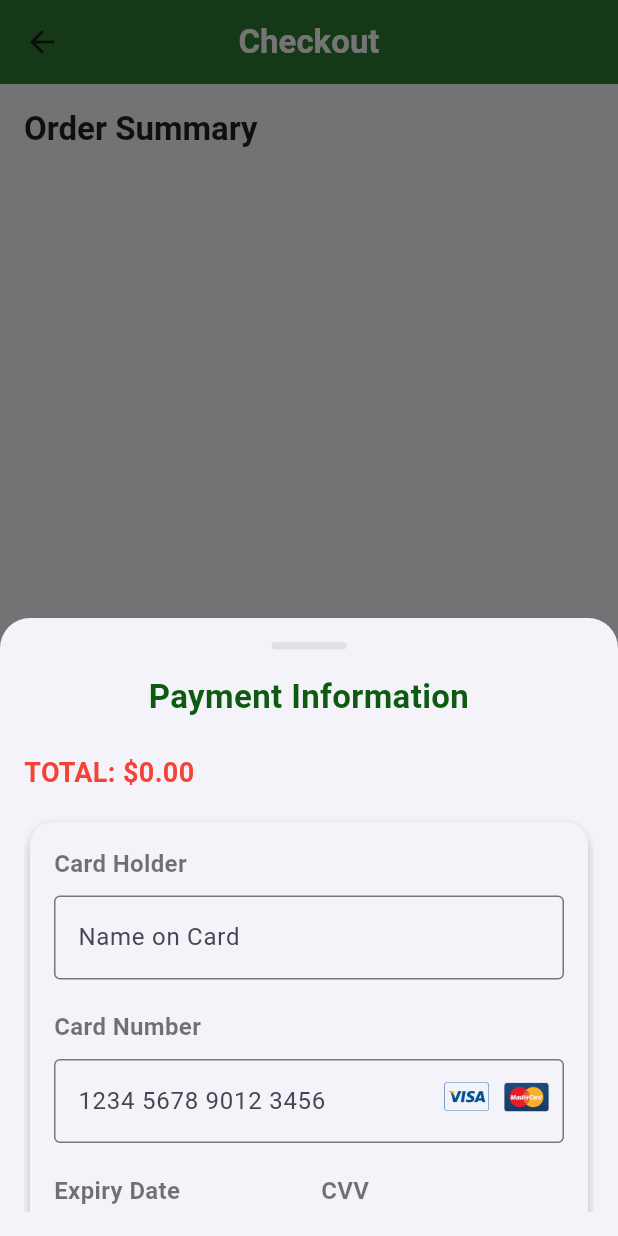
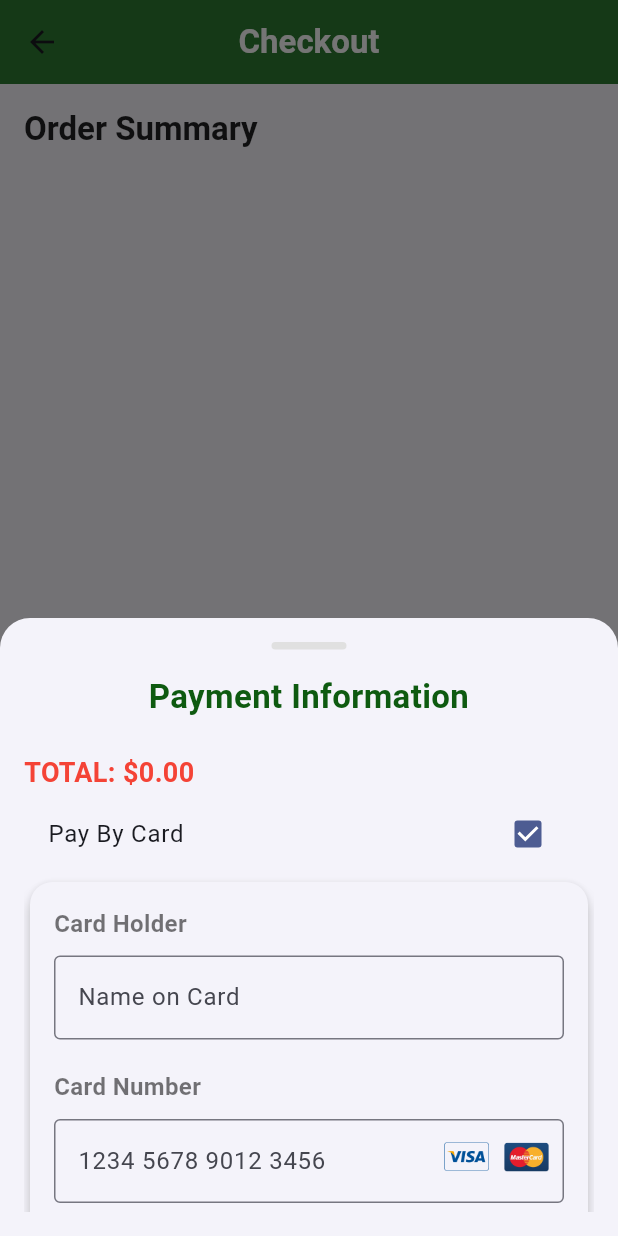
Before and after one commit to Visal06/ecommerceapp, a Flutter app: the CheckoutPage screen opened directly with empty values, after a tap on "Complete Purchase", on a phone screen of 412 x 824 dp. Run offline on Flutter 3.47's test engine with Material 3 defaults, Android fonts, the phone set to English and light mode, and no system bars; our stand-ins replace badges, connectivity_plus, flutter_image_slideshow, flutter_widget_from_html, google_maps_flutter, image_picker and 3 more; missing offline and left inert: email_otp, flutter_barcode_scanner; accounts and stored records are empty.

Commit message:
latest update

```diff
--- a/lib/api/api_service.dart
+++ b/lib/api/api_service.dart
@@ -10,4 +10,5 @@ class ApiService {
   static const String getAllProducts = "$base/app/product/getllProducts/";
   static const String getAllCategory = "$base/app/product/getallCategories/";
   static const String getAllOnboard = "$base/app/product/getallOnboard/";
+  static const String payment = "$base/app/payment/";
 }
--- /dev/null
+++ b/lib/model/request/paymentrequest.dart
@@ -0,0 +1,48 @@
+import 'package:mycourse_flutter/model/cart_item.dart';
+
+class PaymentRequest {
+  final String holdername;
+  final String acc;
+  final String dates;
+  final String cvc;
+  final String amount;
+  final String address;
+  final String payby;
+  final List<CartItem> product;
+
+  PaymentRequest({
+    required this.holdername,
+    required this.acc,
+    required this.dates,
+    required this.cvc,
+    required this.amount,
+    required this.address,
+    required this.payby,
+    required this.product,
+  });
+
+  Map<String, dynamic> toJson() {
+    return {
+      'holdername': holdername,
+      'acc': acc,
+      'dates': dates,
+      'cvc': cvc,
+      'amount': amount,
+      'address': address,
+      'payby': payby,
+      'product': product
+    };
+  }
+
+  factory PaymentRequest.formJson(Map<String, dynamic> json) {
+    return PaymentRequest(
+        holdername: json['holdername'],
+        acc: json['acc'],
+        dates: json['dates'],
+        cvc: json['cvc'],
+        amount: json['amount'],
+        address: json['address'],
+        payby: json['payby'],
+        product: json['product']);
+  }
+}
--- /dev/null
+++ b/lib/screen/cart/logic/paymentview.dart
@@ -0,0 +1,5 @@
+abstract class Paymentview {
+  void onLoading(bool loading);
+  void onMessage(String str);
+  void onPayment();
+}
--- a/lib/screen/cart/screen/checkoutpage.dart
+++ b/lib/screen/cart/screen/checkoutpage.dart
@@ -1,6 +1,12 @@
+import 'dart:convert';
+
 import 'package:flutter/material.dart';
 import 'package:flutter/services.dart'; // For input formatting
+import 'package:mycourse_flutter/config/card.dart';
 import 'package:mycourse_flutter/model/cart_item.dart';
+import 'package:mycourse_flutter/model/request/paymentrequest.dart';
+import 'package:mycourse_flutter/screen/cart/logic/paymentpresentor.dart';
+import 'package:mycourse_flutter/screen/cart/logic/paymentview.dart';
 
 // The main widget class for the CheckoutPage
 class CheckoutPage extends StatefulWidget {
@@ -14,18 +20,35 @@ class CheckoutPage extends StatefulWidget {
   });
 
   @override
+  // ignore: library_private_types_in_public_api
   _CheckoutPageState createState() => _CheckoutPageState();
 }
 
 // State class for CheckoutPage, where the stateful behavior is implemented
-class _CheckoutPageState extends State<CheckoutPage> {
+class _CheckoutPageState extends State<CheckoutPage> implements Paymentview {
   // Controllers for text fields used for input
-  final TextEditingController nameController = TextEditingController();
-  final TextEditingController cardNumberController = TextEditingController();
-  final TextEditingController expiryDateController = TextEditingController();
-  final TextEditingController cvvController = TextEditingController();
+  TextEditingController nameController = TextEditingController();
+  TextEditingController cardNumberController = TextEditingController();
+  TextEditingController expiryDateController = TextEditingController();
+  TextEditingController cvvController = TextEditingController();
+  TextEditingController txtaddess = TextEditingController();
 
+  late AddToCard card;
+  late bool isLoading = false;
+  late String message = "";
+  late Paymentpresentor presenter;
+  late bool ispaymentprocess = true;
+
+  bool isPayByDeliveryChecked = false;
+  bool isCashByCardChecked = true;
   // Dispose method is called to release resources when the widget is removed
+  @override
+  void initState() {
+    super.initState();
+    presenter = Paymentpresentor(this);
+    card = AddToCard();
+  }
+
   @override
   void dispose() {
     nameController.dispose();
@@ -50,8 +73,15 @@ class _CheckoutPageState extends State<CheckoutPage> {
           fontSize: 22.0,
         ),
       ),
-      body: Padding(
-        padding: const EdgeInsets.all(16.0), // Padding around the main body
+      body: isLoading
+          ? const CircularProgressIndicator()
+          : message != ""
+              ? Center(
+                  child: Text(message),
+                )
+              : Padding(
+                  padding: const EdgeInsets.all(
+                      16.0), // Padding around the main body
                   child: Column(
                     crossAxisAlignment:
                         CrossAxisAlignment.start, // Aligns content to the start
@@ -68,11 +98,14 @@ class _CheckoutPageState extends State<CheckoutPage> {
                       // Expanded widget ensures the list occupies the remaining space
                       Expanded(
                         child: ListView.builder(
-                itemCount: widget.items.length, // Number of cart items
+                          itemCount:
+                              widget.items.length, // Number of cart items
                           itemBuilder: (context, index) {
-                  final item = widget.items[index]; // Current cart item
+                            final item =
+                                widget.items[index]; // Current cart item
                             return Padding(
-                    padding: const EdgeInsets.symmetric(vertical: 8.0),
+                              padding:
+                                  const EdgeInsets.symmetric(vertical: 8.0),
                               child: Container(
                                 decoration: BoxDecoration(
                                   color: Colors.white,
@@ -82,24 +115,27 @@ class _CheckoutPageState extends State<CheckoutPage> {
                                       color: Colors.grey.withOpacity(0.3),
                                       blurRadius: 8.0,
                                       spreadRadius: 2.0,
-                            offset: const Offset(0, 4), // Shadow settings
+                                      offset:
+                                          const Offset(0, 4), // Shadow settings
                                     ),
                                   ],
                                 ),
                                 child: ListTile(
                                   leading: ClipRRect(
-                          borderRadius:
-                              BorderRadius.circular(12.0), // Rounded image
+                                    borderRadius: BorderRadius.circular(
+                                        12.0), // Rounded image
                                     child: Image.network(
                                       item.imageurl, // Image of the cart item
                                       width: 60,
                                       height: 60,
-                            fit: BoxFit.cover, // Ensures image is not stretched
+                                      fit: BoxFit
+                                          .cover, // Ensures image is not stretched
                                     ),
                                   ),
                                   // Display the name and total of each item
                                   title: Row(
-                          mainAxisAlignment: MainAxisAlignment.spaceBetween,
+                                    mainAxisAlignment:
+                                        MainAxisAlignment.spaceBetween,
                                     children: [
                                       Expanded(
                                         child: Text(
@@ -148,7 +184,8 @@ class _CheckoutPageState extends State<CheckoutPage> {
                           color: Colors.black87,
                         ),
                       ),
-            const SizedBox(height: 32.0), // Space before the purchase button
+                      const SizedBox(
+                          height: 32.0), // Space before the purchase button
                       // Button to trigger the payment bottom sheet
                       Center(
                         child: ElevatedButton(
@@ -161,8 +198,8 @@ class _CheckoutPageState extends State<CheckoutPage> {
                           },
                           style: ElevatedButton.styleFrom(
                             backgroundColor: Colors.green.shade800,
-                  padding:
-                      const EdgeInsets.symmetric(horizontal: 60, vertical: 16),
+                            padding: const EdgeInsets.symmetric(
+                                horizontal: 60, vertical: 16),
                             shape: RoundedRectangleBorder(
                               borderRadius: BorderRadius.circular(25.0),
                             ),
@@ -238,9 +275,21 @@ class _CheckoutPageState extends State<CheckoutPage> {
                   ),
                   textAlign: TextAlign.left, // Center the total amount
                 ),
-                const SizedBox(height: 16.0),
-                // Card widget containing payment input fields
-                Card(
+// The main widget class for the CheckoutPage
+                CheckboxListTile(
+                  title: const Text("Pay By Card"),
+                  value: isCashByCardChecked,
+                  onChanged: (value) {
+                    setState(() {
+                      isCashByCardChecked = value ?? false;
+                      if (isCashByCardChecked) {
+                        isPayByDeliveryChecked = false;
+                      }
+                    });
+                  },
+                ),
+                isCashByCardChecked
+                    ? Card(
                         elevation: 4, // Shadow effect
                         shape: RoundedRectangleBorder(
                           borderRadius: BorderRadius.circular(15),
@@ -248,8 +297,8 @@ class _CheckoutPageState extends State<CheckoutPage> {
                         child: Padding(
                           padding: const EdgeInsets.all(16.0),
                           child: Column(
-                      crossAxisAlignment:
-                          CrossAxisAlignment.start, // Align fields to the left
+                            crossAxisAlignment: CrossAxisAlignment
+                                .start, // Align fields to the left
                             children: [
                               const Text(
                                 'Card Holder', // Label for cardholder's name
@@ -260,7 +309,8 @@ class _CheckoutPageState extends State<CheckoutPage> {
                                 ),
                               ),
                               const SizedBox(
-                            height: 10), // Space between label and text field
+                                  height:
+                                      10), // Space between label and text field
                               // Text field for the cardholder's name
                               TextField(
                                 controller: nameController,
@@ -328,7 +378,8 @@ class _CheckoutPageState extends State<CheckoutPage> {
                                   // Expiry date input field
                                   Expanded(
                                     child: Column(
-                                crossAxisAlignment: CrossAxisAlignment.start,
+                                      crossAxisAlignment:
+                                          CrossAxisAlignment.start,
                                       children: [
                                         const Text(
                                           'Expiry Date',
@@ -343,7 +394,8 @@ class _CheckoutPageState extends State<CheckoutPage> {
                                           controller: expiryDateController,
                                           keyboardType: TextInputType.datetime,
                                           inputFormatters: [
-                                      FilteringTextInputFormatter.digitsOnly,
+                                            FilteringTextInputFormatter
+                                                .digitsOnly,
                                             LengthLimitingTextInputFormatter(
                                                 4), // Max 4 digits
                                             ExpiryDateInputFormatter(), // Custom formatter
@@ -360,7 +412,8 @@ class _CheckoutPageState extends State<CheckoutPage> {
                                   // CVV input field
                                   Expanded(
                                     child: Column(
-                                crossAxisAlignment: CrossAxisAlignment.start,
+                                      crossAxisAlignment:
+                                          CrossAxisAlignment.start,
                                       children: [
                                         const Text(
                                           'CVV',
@@ -375,7 +428,8 @@ class _CheckoutPageState extends State<CheckoutPage> {
                                           controller: cvvController,
                                           keyboardType: TextInputType.number,
                                           inputFormatters: [
-                                      FilteringTextInputFormatter.digitsOnly,
+                                            FilteringTextInputFormatter
+                                                .digitsOnly,
                                             LengthLimitingTextInputFormatter(
                                                 3), // Max 3 digits
                                           ],
@@ -389,12 +443,35 @@ class _CheckoutPageState extends State<CheckoutPage> {
                                   ),
                                 ],
                               ),
+                            ],
+                          ),
+                        ),
+                      )
+                    : TextFormField(
+                        controller: txtaddess,
+                        keyboardType: TextInputType.number,
+                        maxLength: 3, // Typically CVC is 3 digits
+                        decoration: InputDecoration(
+                          labelText: 'address',
+                          hintText: 'Phnom Penh',
+                          counterText: "", // Removes character count indicator
+                          border: OutlineInputBorder(
+                            borderRadius: BorderRadius.circular(8.0),
+                            borderSide: const BorderSide(
+                              color: Colors.blue,
+                              width: 2.0,
+                            ),
+                          ),
+                        ),
+                      ),
+
                 const SizedBox(height: 20),
                 // Button to submit payment
                 Center(
                   child: ElevatedButton(
                     onPressed: () {
                       // Handle payment logic here
+                      onPayment();
                     },
                     style: ElevatedButton.styleFrom(
                       backgroundColor: Colors.green.shade800,
@@ -417,13 +494,42 @@ class _CheckoutPageState extends State<CheckoutPage> {
               ],
             ),
           ),
-                ),
-              ],
-            ),
-          ),
         );
       },
     );
+  }
+
+  @override
+  void onLoading(bool loading) {
+    setState(() {
+      isLoading = loading;
+    });
+  }
+
+  @override
+  void onMessage(String str) {
+    setState(() {
+      message = str;
+      Navigator.pop(context);
+      card.removeFromCartall();
+    });
+  }
+
+  @override
+  void onPayment() {
+    setState(() {
+      var payment = PaymentRequest(
+          holdername: nameController.text,
+          acc: cardNumberController.text,
+          dates: expiryDateController.text,
+          cvc: cvvController.text,
+          amount: widget.totalAmounts.toString(),
+          address: txtaddess.text,
+          payby: isPayByDeliveryChecked ? "Pay By Delivery" : "Pay By Card",
+          product: widget.items);
+      print(jsonEncode(payment));
+      presenter.paymentprocess(payment);
+    });
   }
 }
 
```
Also changed, not shown: lib/config/card.dart (+7 -0 lines), lib/screen/cart/logic/paymentpresentor.dart (added, +34 -0 lines). Lines whose indentation alone changed are shown as unchanged.
